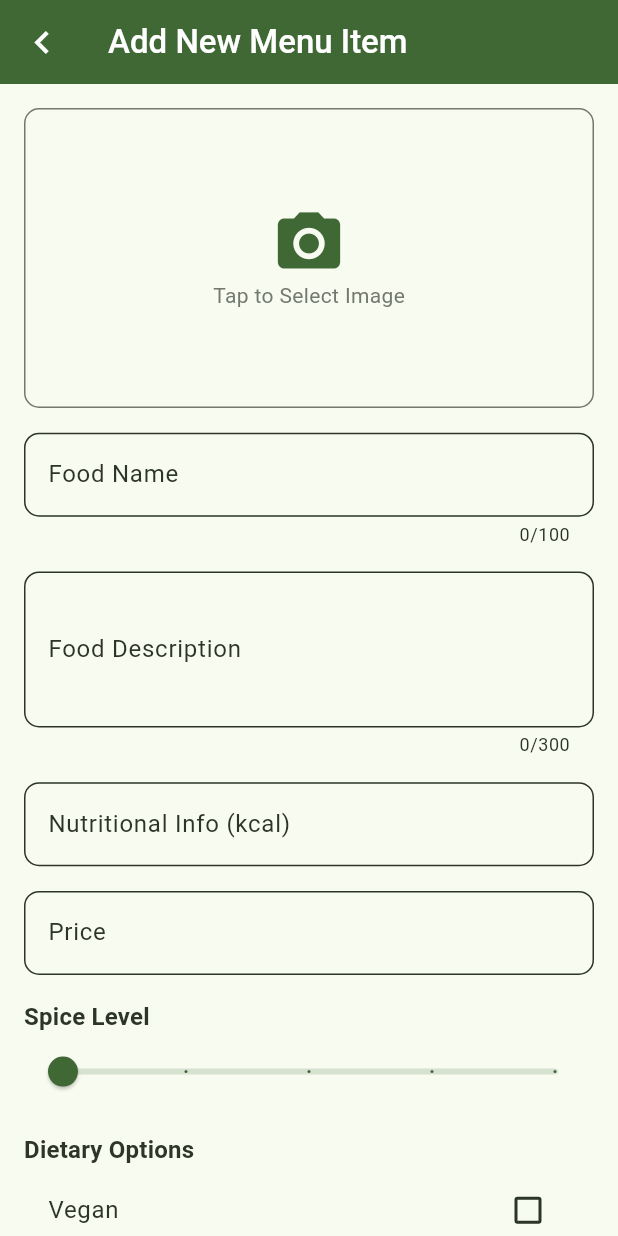
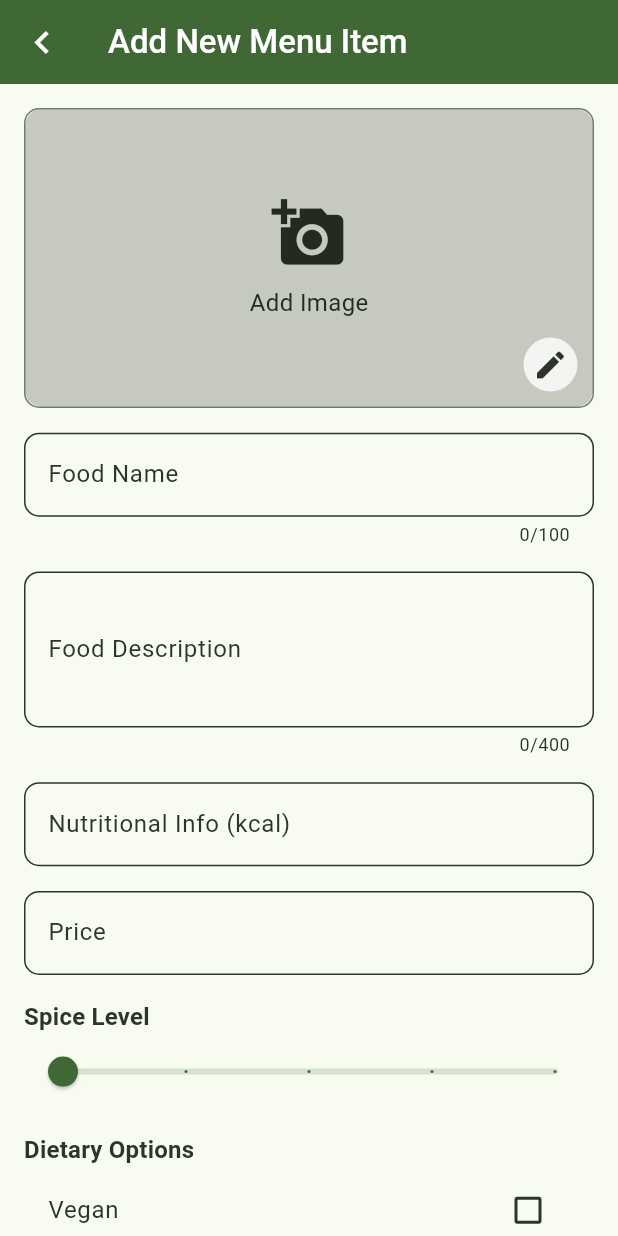
Before and after one commit to Pavel401/DineSync, a Flutter app: the AddMenuItem screen opened directly, on a phone screen of 412 x 824 dp. Run offline on Flutter 3.47's test engine with Material 3 defaults, Android fonts, the phone set to English and light mode, and no system bars; our stand-ins replace cached_network_image, cloud_firestore, dotted_border, equatable, firebase_auth, firebase_core and 10 more; accounts and stored records are empty.

Commit message:
Enhance AddMenuItem view with improved image handling, side item selection, and updated price format

```diff
--- a/lib/app/modules/Admin App/Menu/views/add_item.dart
+++ b/lib/app/modules/Admin App/Menu/views/add_item.dart
@@ -1,7 +1,6 @@
 // ignore_for_file: public_member_api_docs, sort_constructors_first
 import 'dart:io';
 
-import 'package:cached_network_image/cached_network_image.dart';
 import 'package:cho_nun_btk/app/components/allergen_chip.dart';
 import 'package:cho_nun_btk/app/components/custom_buttons.dart';
 import 'package:cho_nun_btk/app/components/network_image.dart';
@@ -77,6 +76,7 @@ class _AddMenuItemState extends State<AddMenuItem> {
     // TODO: implement initState
 
     if (widget.item != null) {
+      sides = widget.item!.sides;
       _nameController.text = widget.item!.foodName;
       _descriptionController.text = widget.item!.foodDescription;
       _priceController.text = widget.item!.foodPrice.toString();
@@ -89,9 +89,17 @@ class _AddMenuItemState extends State<AddMenuItem> {
 
       _nutritionController.text = widget.item!.nutritionalInfo.toString();
 
-      sides = widget.item!.sides;
+      // print('Image: ${widget.item!.foodImage}');
+      // for (int i = 0; i < _selectedAllergens.length; i++) {
+      //   print('Allergen: ${_selectedAllergens[i].allergenName}');
+      //   print('Allergen: ${_selectedAllergens[i].allergenId}');
+      //   print('Allergen: ${_selectedAllergens[i].allergenImage}');
 
-      print('Image: ${widget.item!.foodImage}');
+      //   if (allergens.contains(_selectedAllergens[i])) {
+      //     print('Allergen: ${_selectedAllergens[i].allergenName} found');
+      //   }
+      // }
+      setState(() {});
     }
     super.initState();
   }
@@ -130,30 +138,67 @@ class _AddMenuItemState extends State<AddMenuItem> {
                     borderRadius: BorderRadius.circular(10),
                     border: Border.all(color: AppColors.outlineLight),
                   ),
+                  child: Stack(
+                    children: [
+                      // Display selected image or default placeholders
+                      ClipRRect(
+                        borderRadius: BorderRadius.circular(10),
                         child: _selectedImage != null
-                      ? Image.file(_selectedImage!, fit: BoxFit.cover)
+                            ? Image.file(_selectedImage!,
+                                fit: BoxFit.cover, width: double.infinity)
                             : widget.item?.foodImage != null &&
                                     widget.item!.foodImage.isNotEmpty
-                          ? CachedNetworkImage(
+                                ? CustomNetworkImage(
                                     imageUrl: widget.item!.foodImage,
                                     fit: BoxFit.cover,
-                              placeholder: (context, url) =>
-                                  Center(child: CircularProgressIndicator()),
-                              errorWidget: (context, url, error) =>
-                                  Icon(Icons.error),
+                                    size: double.infinity,
                                   )
-                          : Column(
-                              mainAxisAlignment: MainAxisAlignment.center,
+                                : Center(
+                                    child: Column(
+                                      mainAxisAlignment:
+                                          MainAxisAlignment.center,
                                       children: [
-                                Icon(
-                                  Icons.camera_alt,
-                                  color: AppColors.primaryLight,
+                                        Icon(Icons.add_a_photo,
                                             size: 50,
+                                            color: AppColors.onSurfaceLight),
+                                        const SizedBox(height: 10),
+                                        Text(
+                                          "Add Image",
+                                          style: TextStyle(
+                                              color: AppColors.onSurfaceLight,
+                                              fontSize: 16),
                                         ),
-                                Text(
-                                  'Tap to Select Image',
-                                  style:
-                                      TextStyle(color: AppColors.outlineLight),
+                                      ],
+                                    ),
+                                  ),
+                      ),
+
+                      // Overlay for edit and upload actions
+                      Positioned.fill(
+                        child: Container(
+                          decoration: BoxDecoration(
+                            borderRadius: BorderRadius.circular(10),
+                            color: Colors.black.withOpacity(0.2),
+                          ),
+                        ),
+                      ),
+
+                      // Action icons (Edit and Upload)
+                      Positioned(
+                        bottom: 10,
+                        right: 10,
+                        child: GestureDetector(
+                          onTap: _pickImage,
+                          child: Container(
+                            padding: const EdgeInsets.all(6),
+                            decoration: BoxDecoration(
+                              color: Colors.white.withOpacity(0.8),
+                              shape: BoxShape.circle,
+                            ),
+                            child: Icon(Icons.edit,
+                                color: AppColors.onSurfaceLight),
+                          ),
+                        ),
                       ),
                     ],
                   ),
@@ -187,7 +232,7 @@ class _AddMenuItemState extends State<AddMenuItem> {
               TextFormField(
                 controller: _descriptionController,
                 maxLines: 3,
-                maxLength: 300,
+                maxLength: 400,
                 decoration: InputDecoration(
                   labelText: 'Food Description',
                   border: OutlineInputBorder(
@@ -226,7 +271,7 @@ class _AddMenuItemState extends State<AddMenuItem> {
                 keyboardType: TextInputType.number,
                 decoration: InputDecoration(
                   labelText: 'Price',
-                  prefixText: '\$',
+                  prefixText: '\₱',
                   border: OutlineInputBorder(
                     borderRadius: BorderRadius.circular(10),
                   ),
@@ -375,7 +420,16 @@ class _AddMenuItemState extends State<AddMenuItem> {
                   Expanded(child: SizedBox()),
                   GestureDetector(
                     onTap: () {
-                      Get.to(() => SelectSidesView());
+                      Get.to(() => SelectSidesView(
+                                sides: sides,
+                              ))!
+                          .then((value) {
+                        if (value != null) {
+                          setState(() {
+                            sides = List.from(value);
+                          });
+                        }
+                      });
                     },
                     child: DottedBorder(
                       borderType: BorderType.RRect,
@@ -392,14 +446,13 @@ class _AddMenuItemState extends State<AddMenuItem> {
                 ],
               ),
 
-              Obx(() => menuController.selectedSideItems.length > 0
+              sides.length > 0
                   ? ListView.builder(
                       shrinkWrap: true,
                       physics: const NeverScrollableScrollPhysics(),
-                      itemCount: menuController.selectedSideItems.length,
+                      itemCount: sides.length,
                       itemBuilder: (context, index) {
-                        final foodItem =
-                            menuController.selectedSideItems[index];
+                        final foodItem = sides[index];
 
                         return Card(
                           margin: const EdgeInsets.symmetric(vertical: 8),
@@ -444,7 +497,7 @@ class _AddMenuItemState extends State<AddMenuItem> {
                                       ),
                                       SizedBox(height: 1.h),
                                       Text(
-                                        '${foodItem.nutritionalInfo} kcal | \$${foodItem.foodPrice.toStringAsFixed(2)}',
+                                        '${foodItem.nutritionalInfo} kcal | \₱${foodItem.foodPrice.toStringAsFixed(2)}',
                                         style: context.textTheme.bodySmall
                                             ?.copyWith(
                                           color: Colors.grey,
@@ -455,7 +508,8 @@ class _AddMenuItemState extends State<AddMenuItem> {
                                 ),
                                 IconButton(
                                     onPressed: () {
-                                      menuController.removeSide(foodItem);
+                                      sides.removeAt(index);
+                                      setState(() {});
                                     },
                                     icon: Icon(Icons.delete_outline))
                               ],
@@ -464,8 +518,7 @@ class _AddMenuItemState extends State<AddMenuItem> {
                         );
                       },
                     )
-                  : Center(child: Text("No sides selected"))),
-
+                  : Center(child: Text("No sides selected")),
               SizedBox(height: 2.h),
 
               // Submit Button
@@ -545,6 +598,7 @@ class _AddMenuItemState extends State<AddMenuItem> {
           containsEgg: _containsEgg,
           allergies: _selectedAllergens,
           spiceLevel: _spiceLevel,
+          sides: sides,
         );
 
         if (widget.item == null) {
```
Lines whose indentation alone changed are shown as unchanged.
